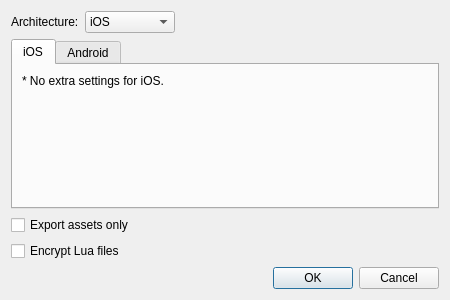
Old version of the form ui/exportprojectdialog.ui in the repository gideros/gideros.
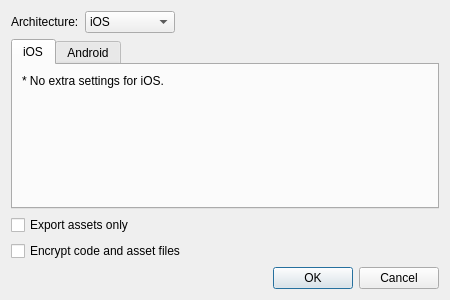
New version of the form.

The edit to the form file:
```diff
--- a/ui/exportprojectdialog.ui
+++ b/ui/exportprojectdialog.ui
@@ -167,7 +167,7 @@
    <item>
     <widget class="QCheckBox" name="encrypt">
      <property name="text">
-      <string>Encrypt Lua files</string>
+      <string>Encrypt code and asset files</string>
      </property>
     </widget>
    </item>
```
